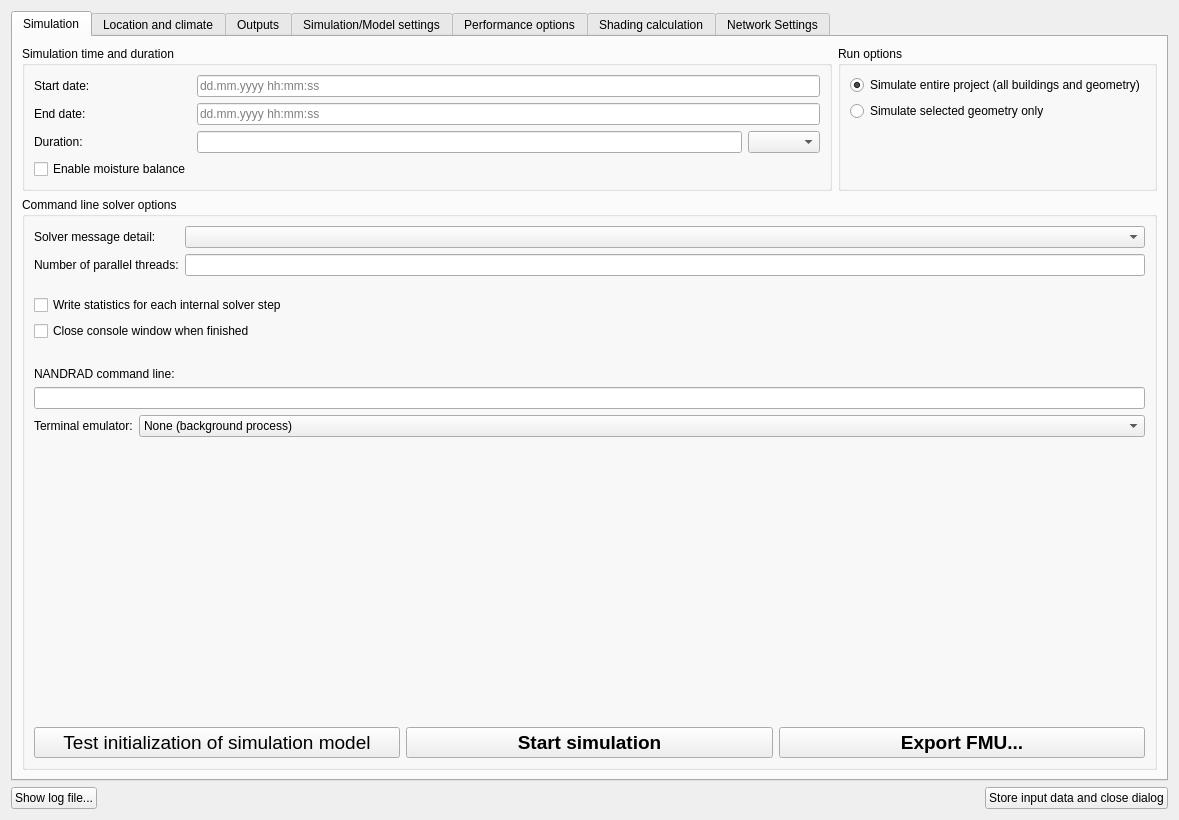
The window that SIM-VICUS/src/SVSimulationStartNandrad.ui (ghorwin/SIM-VICUS) describes before a commit, drawn with Qt 5.
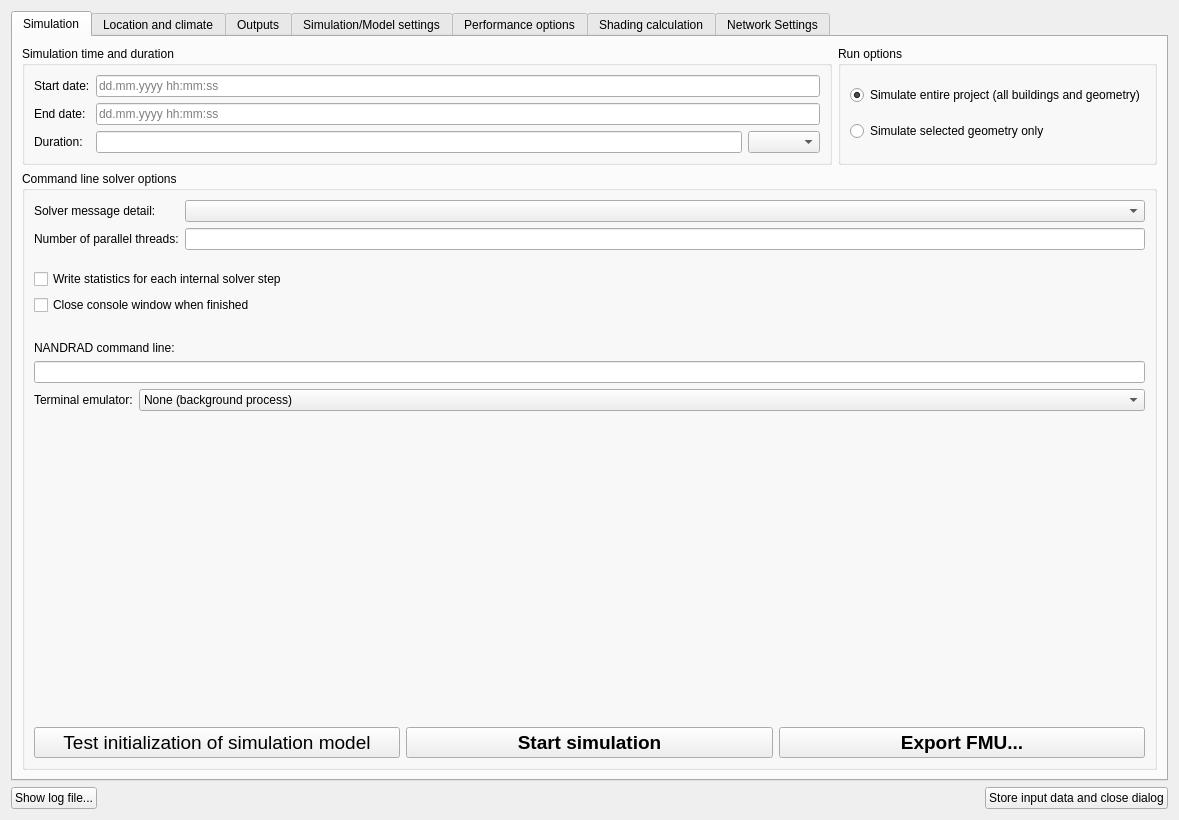
The same window after the commit. Icons and pictures are not drawn. Custom widgets are drawn as their Qt base class.

Commit message: Moved moisture balance equation option to "Modelling settings" page, implemented setting/clearing of checkbox based on project parameters (fixes #611)

```diff
--- a/SIM-VICUS/src/SVSimulationStartNandrad.ui
+++ b/SIM-VICUS/src/SVSimulationStartNandrad.ui
@@ -29,7 +29,7 @@
          <property name="title">
           <string>Simulation time and duration</string>
          </property>
-         <layout class="QFormLayout" name="formLayout">
+         <layout class="QGridLayout" name="gridLayout_3">
           <item row="0" column="0">
            <widget class="QLabel" name="labelStart">
             <property name="text">
@@ -75,16 +75,6 @@
             </item>
            </layout>
           </item>
-          <item row="3" column="0">
-           <widget class="QCheckBox" name="checkBoxEnableMoistureBalance">
-            <property name="enabled">
-             <bool>true</bool>
-            </property>
-            <property name="text">
-             <string>Enable moisture balance</string>
-            </property>
-           </widget>
-          </item>
           <item row="3" column="1">
            <spacer name="verticalSpacer">
             <property name="orientation">
@@ -136,7 +126,7 @@
              <enum>Qt::Vertical</enum>
             </property>
             <property name="sizeType">
-             <enum>QSizePolicy::MinimumExpanding</enum>
+             <enum>QSizePolicy::Preferred</enum>
             </property>
             <property name="sizeHint" stdset="0">
              <size>
```
The commit also changes 5 other files.
